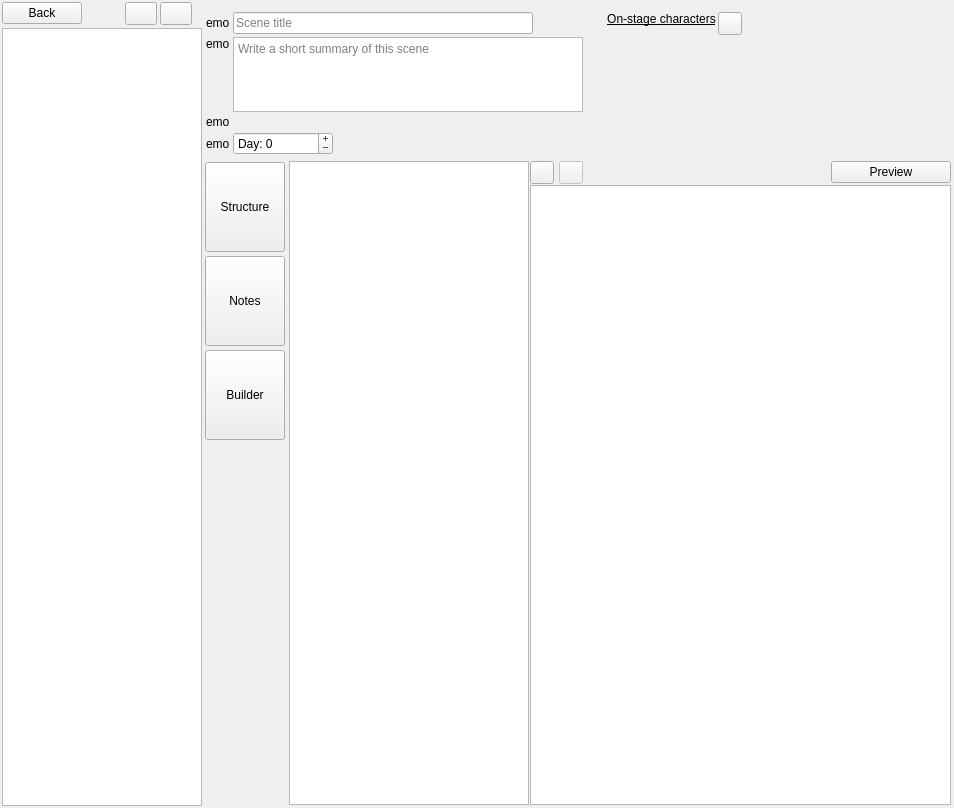
zkovari/plotlyst, file ui/scene_editor.ui: the form before one commit.
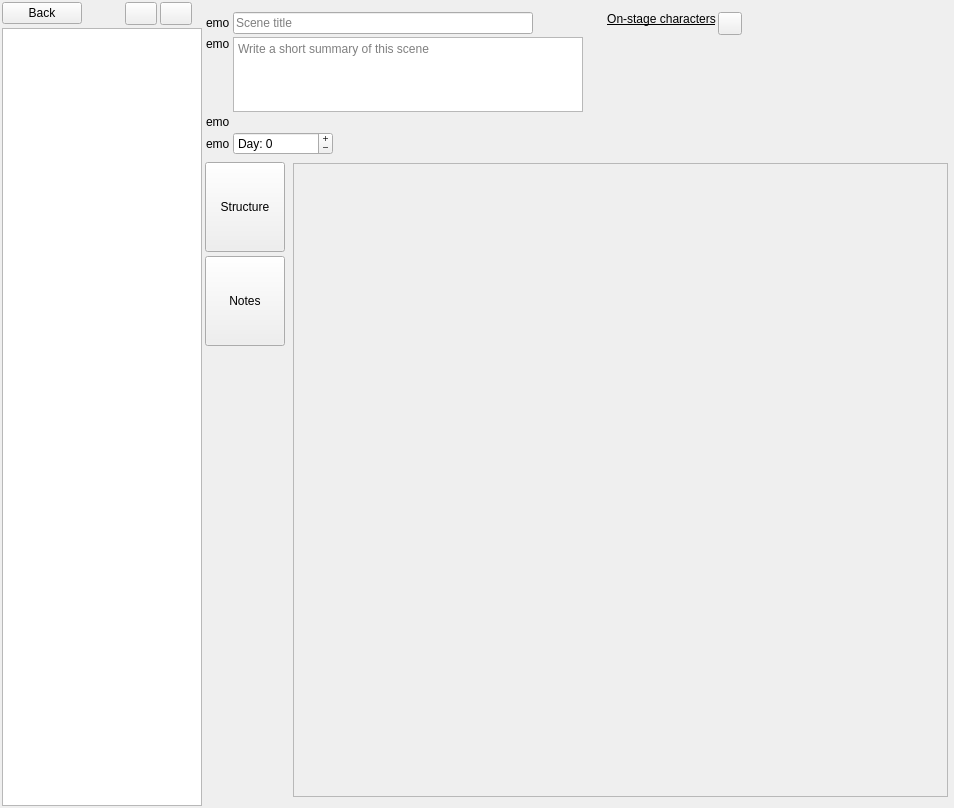
The form after the commit. The open tabs and pages were chosen to show the change. Custom widgets are drawn as their Qt base class.

Commit message: Remove scene builder

Patch:
```diff
--- a/ui/scene_editor.ui
+++ b/ui/scene_editor.ui
@@ -656,34 +656,6 @@
             </property>
            </spacer>
           </item>
-          <item>
-           <widget class="RotatedButton" name="btnBuilder">
-            <property name="sizePolicy">
-             <sizepolicy hsizetype="Preferred" vsizetype="Maximum">
-              <horstretch>0</horstretch>
-              <verstretch>0</verstretch>
-             </sizepolicy>
-            </property>
-            <property name="minimumSize">
-             <size>
-              <width>0</width>
-              <height>90</height>
-             </size>
-            </property>
-            <property name="text">
-             <string>Builder</string>
-            </property>
-            <property name="checkable">
-             <bool>true</bool>
-            </property>
-            <property name="base" stdset="0">
-             <bool>true</bool>
-            </property>
-            <attribute name="buttonGroup">
-             <string notr="true">btnGroupPages</string>
-            </attribute>
-           </widget>
-          </item>
           <item>
            <spacer name="verticalSpacer_4">
             <property name="orientation">
@@ -824,151 +796,6 @@
            </item>
           </layout>
          </widget>
-         <widget class="QWidget" name="pageBuilder">
-          <layout class="QVBoxLayout" name="verticalLayout_10">
-           <property name="spacing">
-            <number>1</number>
-           </property>
-           <property name="leftMargin">
-            <number>0</number>
-           </property>
-           <property name="topMargin">
-            <number>1</number>
-           </property>
-           <property name="rightMargin">
-            <number>1</number>
-           </property>
-           <property name="bottomMargin">
-            <number>1</number>
-           </property>
-           <item>
-            <layout class="QHBoxLayout" name="horizontalLayout_17">
-             <item>
-              <widget class="QTreeView" name="treeInventory">
-               <property name="sizePolicy">
-                <sizepolicy hsizetype="Expanding" vsizetype="MinimumExpanding">
-                 <horstretch>0</horstretch>
-                 <verstretch>0</verstretch>
-                </sizepolicy>
-               </property>
-               <property name="maximumSize">
-                <size>
-                 <width>240</width>
-                 <height>16777215</height>
-                </size>
-               </property>
-               <property name="dragEnabled">
-                <bool>true</bool>
-               </property>
-               <property name="dragDropMode">
-                <enum>QAbstractItemView::DragOnly</enum>
-               </property>
-               <property name="selectionMode">
-                <enum>QAbstractItemView::SingleSelection</enum>
-               </property>
-               <property name="expandsOnDoubleClick">
-                <bool>false</bool>
-               </property>
-               <attribute name="headerVisible">
-                <bool>false</bool>
-               </attribute>
-              </widget>
-             </item>
-             <item>
-              <layout class="QVBoxLayout" name="verticalLayout_9">
-               <item>
-                <layout class="QHBoxLayout" name="horizontalLayout_15">
-                 <property name="spacing">
-                  <number>5</number>
-                 </property>
-                 <item>
-                  <widget class="QToolButton" name="btnEdit">
-                   <property name="text">
-                    <string/>
-                   </property>
-                  </widget>
-                 </item>
-                 <item>
-                  <widget class="QToolButton" name="btnDelete">
-                   <property name="enabled">
-                    <bool>false</bool>
-                   </property>
-                   <property name="text">
-                    <string/>
-                   </property>
-                   <property name="shortcut">
-                    <string>Del</string>
-                   </property>
-                  </widget>
-                 </item>
-                 <item>
-                  <spacer name="horizontalSpacer_18">
-                   <property name="orientation">
-                    <enum>Qt::Horizontal</enum>
-                   </property>
-                   <property name="sizeHint" stdset="0">
-                    <size>
-                     <width>40</width>
-                     <height>20</height>
-                    </size>
-                   </property>
-                  </spacer>
-                 </item>
-                 <item>
-                  <widget class="QPushButton" name="btnPreview">
-                   <property name="minimumSize">
-                    <size>
-                     <width>120</width>
-                     <height>0</height>
-                    </size>
-                   </property>
-                   <property name="maximumSize">
-                    <size>
-                     <width>200</width>
-                     <height>16777215</height>
-                    </size>
-                   </property>
-                   <property name="cursor">
-                    <cursorShape>PointingHandCursor</cursorShape>
-                   </property>
-                   <property name="text">
-                    <string>Preview</string>
-                   </property>
-                   <property name="positive" stdset="0">
-                    <bool>true</bool>
-                   </property>
-                   <property name="base" stdset="0">
-                    <bool>true</bool>
-                   </property>
-                  </widget>
-                 </item>
-                </layout>
-               </item>
-               <item>
-                <widget class="QTreeView" name="treeSceneBuilder">
-                 <property name="dragEnabled">
-                  <bool>true</bool>
-                 </property>
-                 <property name="dragDropOverwriteMode">
-                  <bool>false</bool>
-                 </property>
-                 <property name="dragDropMode">
-                  <enum>QAbstractItemView::DragDrop</enum>
-                 </property>
-                 <property name="wordWrap">
-                  <bool>true</bool>
-                 </property>
-                 <attribute name="headerVisible">
-                  <bool>false</bool>
-                 </attribute>
-                </widget>
-               </item>
-              </layout>
-             </item>
-            </layout>
-           </item>
-          </layout>
-         </widget>
         </widget>
        </item>
       </layout>
```
The commit also changes 6 other files.
